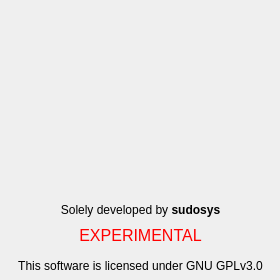
Qt form src/gui/about_window/aboutwindow.ui (sudosys/matchmatch-game) before a commit.
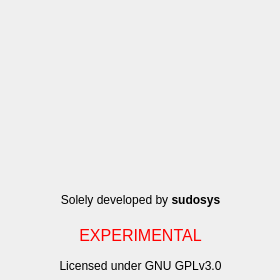
The same form after that commit. Icons and pictures are not drawn.

Commit message: some ui parts modified, combo calculation updated

Patch:
```diff
--- a/src/gui/about_window/aboutwindow.ui
+++ b/src/gui/about_window/aboutwindow.ui
@@ -50,10 +50,10 @@
   <widget class="QLabel" name="developed_by">
    <property name="geometry">
     <rect>
-     <x>60</x>
-     <y>180</y>
-     <width>161</width>
-     <height>61</height>
+     <x>0</x>
+     <y>190</y>
+     <width>281</width>
+     <height>21</height>
     </rect>
    </property>
    <property name="text">
@@ -66,9 +66,9 @@
   <widget class="QLabel" name="game_name">
    <property name="geometry">
     <rect>
-     <x>60</x>
+     <x>0</x>
      <y>120</y>
-     <width>161</width>
+     <width>281</width>
      <height>31</height>
     </rect>
    </property>
@@ -85,14 +85,14 @@
   <widget class="QLabel" name="label">
    <property name="geometry">
     <rect>
-     <x>15</x>
+     <x>5</x>
      <y>250</y>
-     <width>251</width>
+     <width>271</width>
      <height>31</height>
     </rect>
    </property>
    <property name="text">
-    <string>This software is licensed under GNU GPLv3.0</string>
+    <string>Licensed under GNU GPLv3.0</string>
    </property>
    <property name="alignment">
     <set>Qt::AlignCenter</set>
@@ -101,9 +101,9 @@
   <widget class="QLabel" name="build_date_time">
    <property name="geometry">
     <rect>
-     <x>20</x>
+     <x>0</x>
      <y>160</y>
-     <width>241</width>
+     <width>281</width>
      <height>21</height>
     </rect>
    </property>
```
The commit also changes 4 other files.
